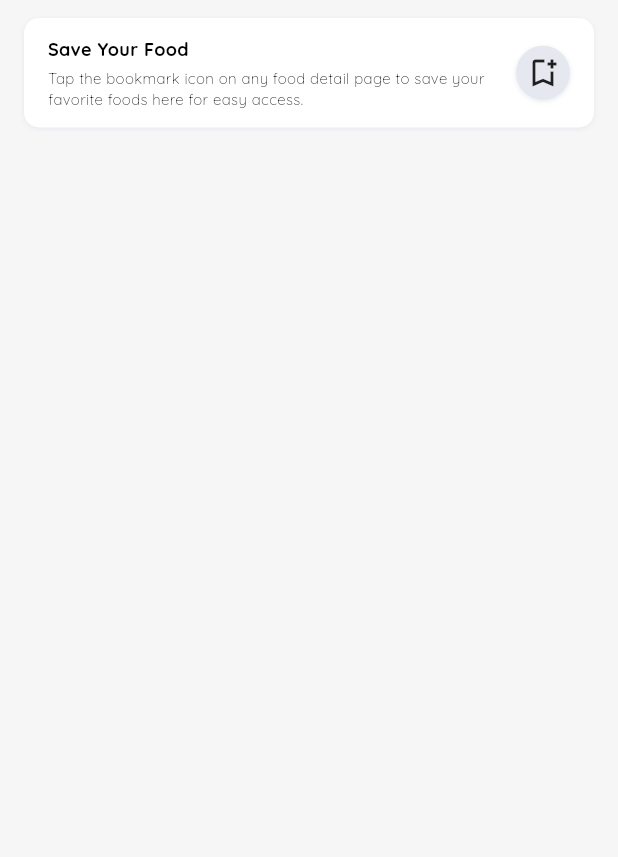
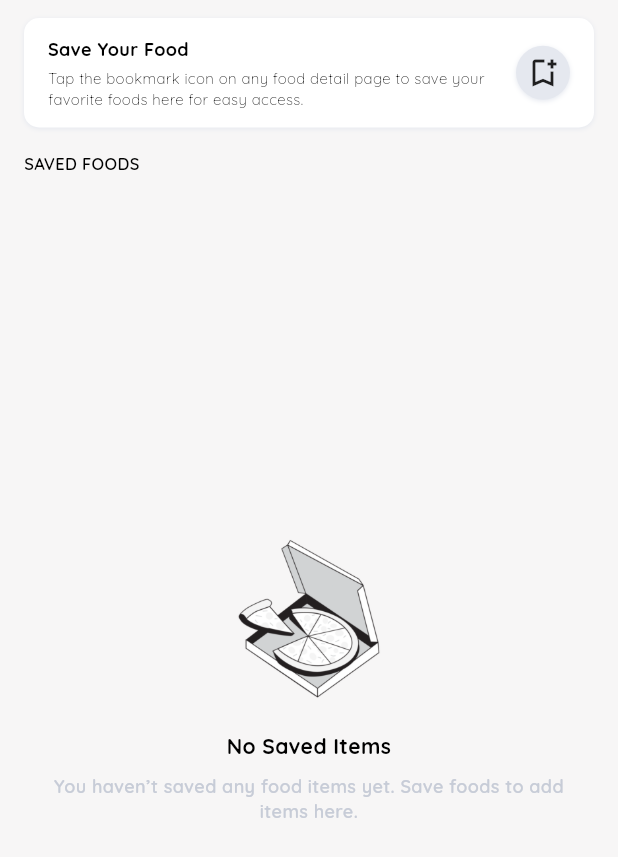
Before and after one commit to Chandrageraldy/flux, a Flutter app: the SavedFoodTabBarView widget shown alone on an empty page, opened directly with empty values, on a phone screen of 412 x 824 dp. Shown: the top 857 px of the screen. Run offline on Flutter 3.47's test engine with Material 3 defaults, Android fonts, the phone set to English and light mode, and no system bars; our stand-ins replace auto_route, camera, dio, easy_date_timeline, firebase_ai, firebase_core and 13 more; missing offline and left inert: mobile_scanner; accounts and stored records are empty; statements that could not run were skipped.

Commit message:
integrate saved food empty result

```diff
--- a/lib/app/views/food_search_page_tab_bar_view/all_tab_bar_view.dart
+++ b/lib/app/views/food_search_page_tab_bar_view/all_tab_bar_view.dart
@@ -60,7 +60,7 @@ extension _WidgetFactories on AllTabBarView {
         child: Padding(
           padding: isRecentFoodLoading ? AppStyles.kPaddOT16 : AppStyles.kPaddOT16B6,
           child: Text(
-            isSearching ? 'SEARCH RESULTS' : 'RECENTLY VIEWED',
+            isSearching ? S.current.searchResultLabel.toUpperCase() : S.current.recentlyViewedLabel.toUpperCase(),
             style: Quicksand.semiBold.withCustomSize(11),
           ),
         ),
--- a/lib/app/views/food_search_page_tab_bar_view/saved_food_tab_bar_view.dart
+++ b/lib/app/views/food_search_page_tab_bar_view/saved_food_tab_bar_view.dart
@@ -2,6 +2,7 @@ import 'package:flux/app/assets/exporter/exporter_app_general.dart';
 import 'package:flux/app/models/food_response_model/food_response_model.dart';
 import 'package:flux/app/utils/mixins/error_handling_mixin.dart';
 import 'package:flux/app/viewmodels/food_search_vm/food_search_view_model.dart';
+import 'package:flux/app/widgets/empty_result/empty_result.dart';
 import 'package:flux/app/widgets/food/food_display_card.dart';
 import 'package:flux/app/widgets/skeleton/food_list_skeleton.dart';
 
@@ -26,7 +27,7 @@ class _SavedFoodTabBarViewState extends State<SavedFoodTabBarView> with ErrorHan
     return Padding(
       padding: AppStyles.kPaddSH16,
       child: CustomScrollView(
-        slivers: [getHeader(context), getFoodSliverList(context)],
+        slivers: [getHeader(context), ...getFoodSliverList(context)],
       ),
     );
   }
@@ -74,20 +75,27 @@ extension _WidgetFactories on _SavedFoodTabBarViewState {
   }
 
   // Food Sliver List
-  Widget getFoodSliverList(BuildContext context) {
+  List<Widget> getFoodSliverList(BuildContext context) {
     final savedFoodResults = context.select((FoodSearchViewModel vm) => vm.savedFoodResults);
     final isSavedFoodLoading = context.select((FoodSearchViewModel vm) => vm.isSavedFoodLoading);
 
-    if (isSavedFoodLoading) {
-      return FoodListSkeleton();
-    }
-
-    return SliverList(
+    return [
+      SliverToBoxAdapter(
+        child: Padding(
+          padding: AppStyles.kPaddOT16B6,
+          child: Text(
+            S.current.savedFoodLabel.toUpperCase(),
+            style: Quicksand.semiBold.withCustomSize(11),
+          ),
+        ),
+      ),
+      if (savedFoodResults.isNotEmpty) ...[
+        SliverList(
           delegate: SliverChildBuilderDelegate(
             (context, index) {
               final food = savedFoodResults[index];
               return Padding(
-            padding: index == 0 ? AppStyles.kPaddSV12 : AppStyles.kPaddOB12,
+                padding: AppStyles.kPaddOB12,
                 child: FoodDisplayCard(
                   foodName: food.foodName ?? '',
                   calories: food.calorieKcal ?? 0,
@@ -111,7 +119,21 @@ extension _WidgetFactories on _SavedFoodTabBarViewState {
             },
             childCount: savedFoodResults.length,
           ),
-    );
+        ),
+      ] else ...[
+        if (isSavedFoodLoading)
+          FoodListSkeleton()
+        else
+          SliverFillRemaining(
+            hasScrollBody: false,
+            child: EmptyResult(
+              imagePath: ImagePath.pizza,
+              title: S.current.noSavedItemsLabel,
+              message: S.current.noSavedItemsMessage,
+            ),
+          ),
+      ]
+    ];
   }
 
   // Save Container
--- a/lib/app/widgets/skeleton/food_list_skeleton.dart
+++ b/lib/app/widgets/skeleton/food_list_skeleton.dart
@@ -9,7 +9,7 @@ class FoodListSkeleton extends StatelessWidget {
     return SliverList(
       delegate: SliverChildBuilderDelegate(
         (context, index) => Padding(
-          padding: AppStyles.kPaddOT12,
+          padding: index == 0 ? AppStyles.kPaddOT6 : AppStyles.kPaddOT12,
           child: getSkeletonCard(context),
         ),
         childCount: 7,
--- a/lib/l10n/intl_en.arb
+++ b/lib/l10n/intl_en.arb
@@ -262,5 +262,10 @@
     "nutritionSpecialistLabel": "Nutrition Specialist",
     "typeToStartChattingLabel": "Type to start chatting...",
     "experiencePointsLabel": "Experience Points",
-    "dailyGoalLabel": "Daily Goal"
+    "dailyGoalLabel": "Daily Goal",
+    "searchResultLabel": "Search Results",
+    "recentlyViewedLabel": "Recently Viewed",
+    "savedFoodLabel": "Saved Foods",
+    "noSavedItemsLabel": "No Saved Items",
+    "noSavedItemsMessage": "You haven’t saved any food items yet. Save foods to add items here."
 }
```
Also changed, not shown: lib/generated/intl/messages_en.dart, lib/generated/l10n.dart. Lines whose indentation alone changed are shown as unchanged.
